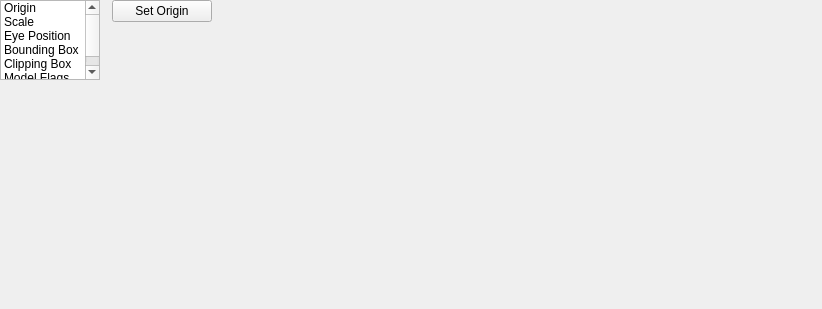
Before: the Qt Designer form src/tools/hlam/ui/assets/studiomodel/dockpanels/StudioModelModelDataPanel.ui in SamVanheer/HalfLifeAssetManager, drawn with Qt 5.
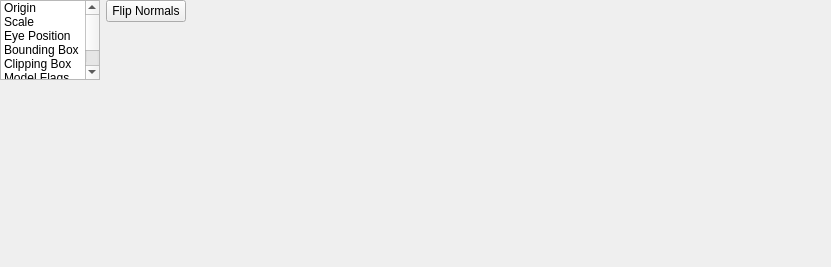
After: the same form once the commit is applied. Custom widgets are drawn as their Qt base class.

Commit message: Add button to Model Data panel to flip normals Resolves #147

Patch:
```diff
--- a/src/tools/hlam/ui/assets/studiomodel/dockpanels/StudioModelModelDataPanel.ui
+++ b/src/tools/hlam/ui/assets/studiomodel/dockpanels/StudioModelModelDataPanel.ui
@@ -6,8 +6,8 @@
    <rect>
     <x>0</x>
     <y>0</y>
-    <width>822</width>
-    <height>309</height>
+    <width>831</width>
+    <height>267</height>
    </rect>
   </property>
   <property name="windowTitle">
@@ -57,7 +57,7 @@
       </size>
      </property>
      <property name="currentIndex">
-      <number>0</number>
+      <number>6</number>
      </property>
      <widget class="QWidget" name="OriginPage">
       <layout class="QGridLayout" name="gridLayout_3">
@@ -595,6 +595,64 @@
        </item>
       </layout>
      </widget>
+     <widget class="QWidget" name="NormalsPage">
+      <layout class="QGridLayout" name="gridLayout_2">
+       <property name="leftMargin">
+        <number>0</number>
+       </property>
+       <property name="topMargin">
+        <number>0</number>
+       </property>
+       <property name="rightMargin">
+        <number>0</number>
+       </property>
+       <property name="bottomMargin">
+        <number>0</number>
+       </property>
+       <property name="verticalSpacing">
+        <number>0</number>
+       </property>
+       <item row="0" column="0">
+        <widget class="QPushButton" name="FlipNormals">
+         <property name="sizePolicy">
+          <sizepolicy hsizetype="Minimum" vsizetype="Fixed">
+           <horstretch>0</horstretch>
+           <verstretch>0</verstretch>
+          </sizepolicy>
+         </property>
+         <property name="text">
+          <string>Flip Normals</string>
+         </property>
+        </widget>
+       </item>
+       <item row="0" column="1">
+        <spacer name="horizontalSpacer_7">
+         <property name="orientation">
+          <enum>Qt::Horizontal</enum>
+         </property>
+         <property name="sizeHint" stdset="0">
+          <size>
+           <width>0</width>
+           <height>20</height>
+          </size>
+         </property>
+        </spacer>
+       </item>
+       <item row="1" column="0">
+        <spacer name="verticalSpacer_8">
+         <property name="orientation">
+          <enum>Qt::Vertical</enum>
+         </property>
+         <property name="sizeHint" stdset="0">
+          <size>
+           <width>20</width>
+           <height>0</height>
+          </size>
+         </property>
+        </spacer>
+       </item>
+      </layout>
+     </widget>
     </widget>
    </item>
    <item row="0" column="0" rowspan="2">
@@ -656,6 +714,11 @@
        <string>Model Flags</string>
       </property>
      </item>
+     <item>
+      <property name="text">
+       <string>Normals</string>
+      </property>
+     </item>
     </widget>
    </item>
    <item row="2" column="0" colspan="2">
```
The commit also changes 4 other files.
